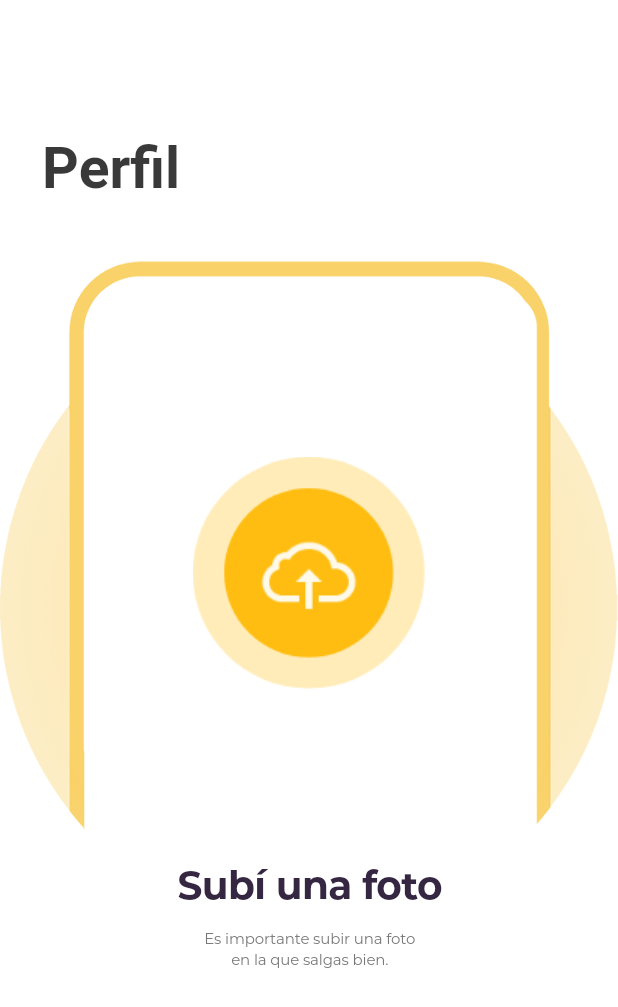
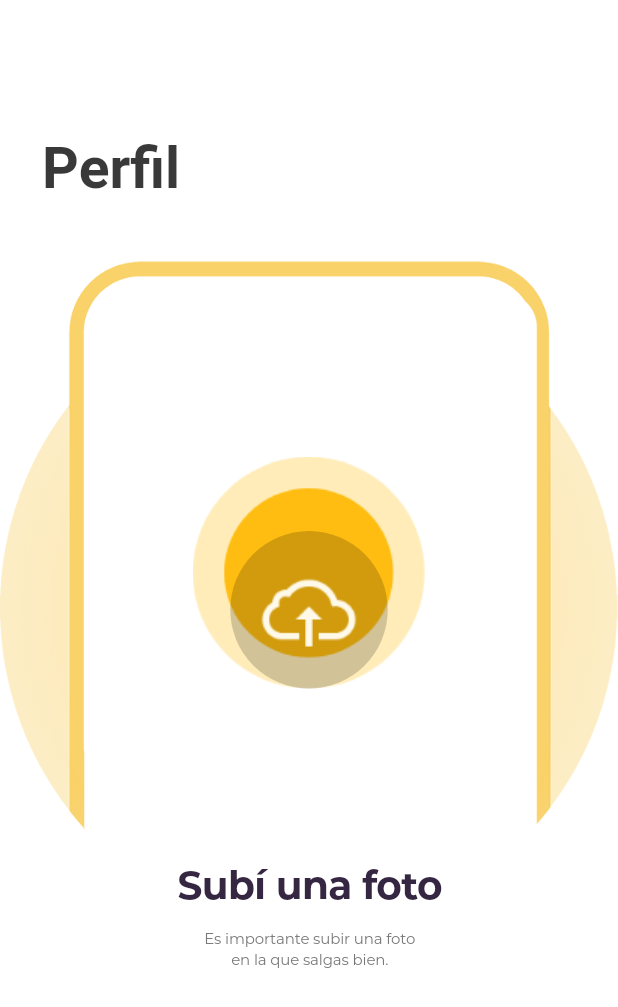
Before and after one commit to bautitravella/main_screens, a Flutter app: the SubiFotoPerfilWidget screen opened directly, on a phone screen of 412 x 824 dp. Shown: the top 1007 px of the screen. Run offline on Flutter 3.47's test engine with Material 2 defaults, Android fonts, the phone set to English and light mode, and no system bars.

Commit message:
elegir rol new constrains

```diff
--- a/lib/subi_foto_perfil_widget/subi_foto_perfil_widget.dart
+++ b/lib/subi_foto_perfil_widget/subi_foto_perfil_widget.dart
@@ -80,18 +80,15 @@ class SubiFotoPerfilWidget extends StatelessWidget {
                         fit: BoxFit.none,
                       ),
                     ),
-                    Positioned(
-                      left: 150,
-                      top: 155,
-                      right: 150,
-                    child: Container(
+                    Container(
                       width: 105,
                       height: 105,
+                      margin: EdgeInsets.only(left: 4, right: 4, top: 33),
                       child: Opacity(
                         opacity: 0.91,
                         child: FlatButton(
                           onPressed: () => this.onBtnBlueTwoPressed(context),
-                          color: Color.fromARGB(0, 0, 0, 0),
+                          color: Color.fromARGB(50, 0, 0, 0),
                           shape: RoundedRectangleBorder(
                             borderRadius: BorderRadius.all(Radius.circular(100)),
                           ),
@@ -102,7 +99,7 @@ class SubiFotoPerfilWidget extends StatelessWidget {
                             children: [
                               Image.asset(
                                 "assets/images/logo.png",
-                                fit: BoxFit.fitWidth,
+                                fit: BoxFit.none,
                                 alignment: Alignment.center,
                               ),
                               SizedBox(
@@ -112,7 +109,6 @@ class SubiFotoPerfilWidget extends StatelessWidget {
                           ),
                         ),
                       ),
-                    ),
                     ),
                   ],
                 ),
```
